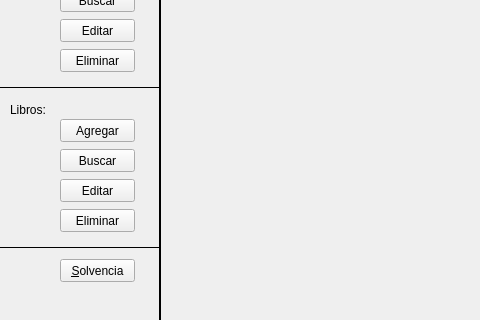
Before: the Qt Designer form mainwindow.ui in ottodevs/project-biblioteca, drawn with Qt 5; both pictures show x 0 to 480 and y 280 to 600 of the 800 by 600 pixel window.
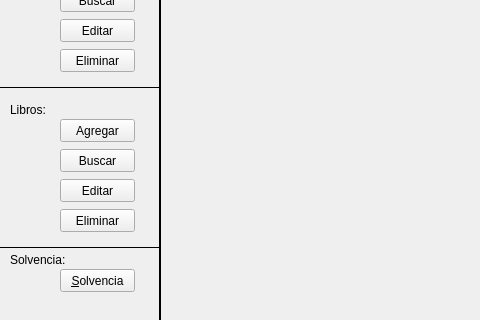
After: the same form once the commit is applied. Icons and pictures are not drawn.

```diff
--- a/mainwindow.ui
+++ b/mainwindow.ui
@@ -289,7 +289,7 @@
     <property name="geometry">
      <rect>
       <x>60</x>
-      <y>520</y>
+      <y>530</y>
       <width>75</width>
       <height>23</height>
      </rect>
@@ -434,6 +434,30 @@
      <pixmap>:/images/pilalibros.png</pixmap>
     </property>
    </widget>
+   <widget class="QLabel" name="label_5">
+    <property name="geometry">
+     <rect>
+      <x>10</x>
+      <y>510</y>
+      <width>61</width>
+      <height>21</height>
+     </rect>
+    </property>
+    <property name="text">
+     <string>Solvencia: </string>
+    </property>
+   </widget>
+   <widget class="QWidget" name="horizontalLayoutWidget">
+    <property name="geometry">
+     <rect>
+      <x>159</x>
+      <y>29</y>
+      <width>631</width>
+      <height>541</height>
+     </rect>
+    </property>
+    <layout class="QHBoxLayout" name="horizontalLayout"/>
+   </widget>
    <widget class="QWidget" name="verticalLayoutWidget">
     <property name="geometry">
      <rect>
```
Left out of the diff: 113 changed lines with no effect on the pictures.
